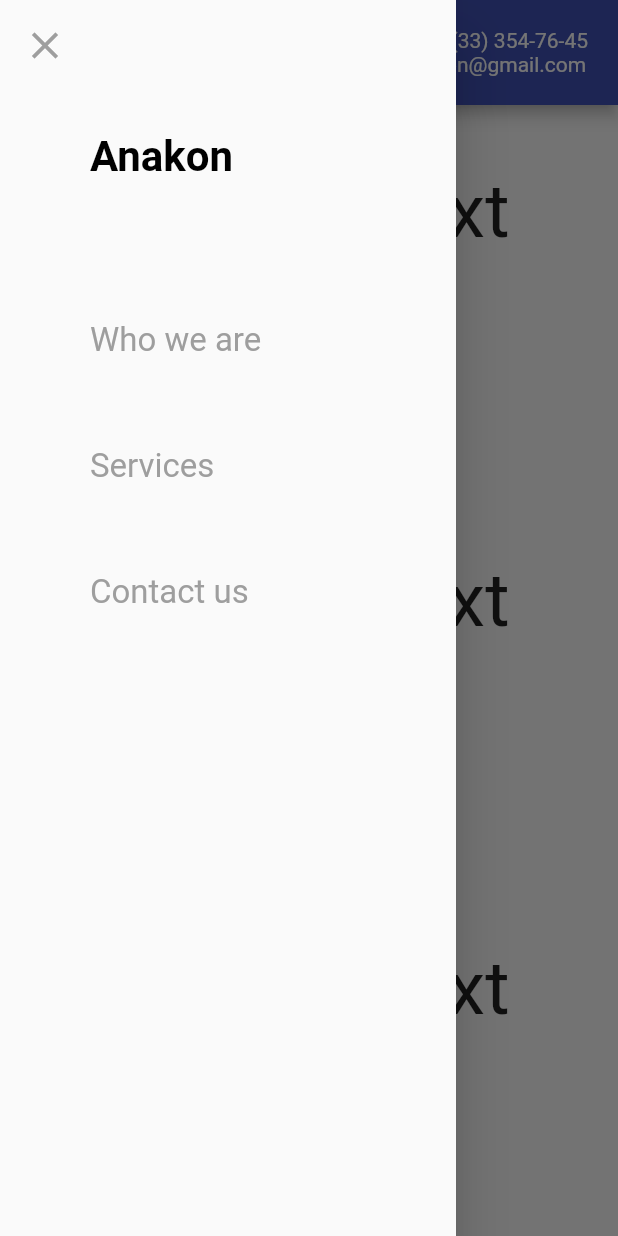
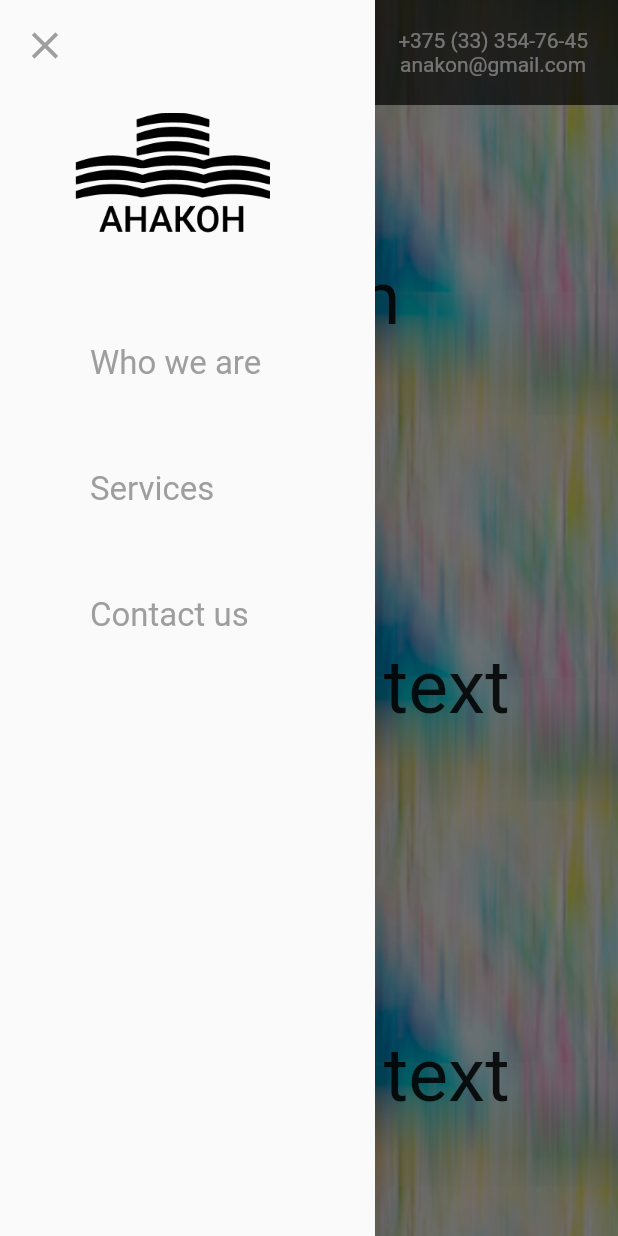
Before and after one commit to kelidon/anakonProject, a Flutter app: the screen it shows after launch, scrolled down 576 dp, after a tap on the "menu" icon, on a phone screen of 412 x 824 dp. Run offline on Flutter 3.47's test engine with Material 2 defaults, Android fonts, the phone set to English and light mode, and no system bars; our stand-ins replace flutter_bloc.

Commit message:
Add scrolling to side images

```diff
--- a/lib/main.dart
+++ b/lib/main.dart
@@ -30,14 +30,62 @@ class Application extends StatelessWidget {
   }
 }
 
-class ApplicationPage extends StatelessWidget {
+class ApplicationPage extends StatefulWidget {
+  @override
+  State<StatefulWidget> createState() => _ApplicationPageState();
+}
+
+class _ApplicationPageState extends State<ApplicationPage> {
+  ScrollController _mainController;
+  ScrollController _blurController;
+  ScrollController _towerController;
+
+  _mainScrollListener() {
+    _towerController.jumpTo(_mainController.offset*0.1);
+    _blurController.jumpTo(_mainController.offset*0.03);
+  }
+
+  @override
+  void initState() {
+    _mainController = ScrollController();
+    _mainController.addListener(_mainScrollListener);
+    _towerController = ScrollController();
+    _blurController = ScrollController();
+    super.initState();
+  }
+
   @override
   Widget build(BuildContext context) {
     return Scaffold(
+      body: NotificationListener(
+        onNotification: (v) {
+          if (v is ScrollUpdateNotification) {}
+          return true;
+        },
+        child: Stack(
+          children: [
+            SingleChildScrollView(
+              controller: _towerController,
+              child: Container(
+                child: Image.asset(
+                  "assets/images/tower.jpg",
+                ),
+              ),
+            ),
+            SingleChildScrollView(
+              controller: _blurController,
+              child: Container(
+                alignment: Alignment.topRight,
+                child: Image.asset("assets/images/blur.jpg"),
+              ),
+            ),
+            Scaffold(
+                backgroundColor: Colors.transparent,
                 drawer: DrawerWidget(),
                 appBar: AppBar(
+                  backgroundColor: Colors.black.withOpacity(0.7),
+                  elevation: 0.0,
                   toolbarHeight: 70,
-          backgroundColor: Colors.indigo.withOpacity(1),
                   leading: Builder(builder: (context) {
                     return IconButton(
                       icon: Icon(
@@ -66,9 +114,17 @@ class ApplicationPage extends StatelessWidget {
                           ],
                         ))
                   ],
-          title: Text("Anakon", style: TextStyle(fontSize: 24),),
+                  title: Text(
+                    "Anakon",
+                    style: TextStyle(fontSize: 24),
+                  ),
                   centerTitle: true,
                 ),
-        body: ContentWidget());
+                body: SingleChildScrollView(
+                    controller: _mainController, child: ContentWidget())),
+          ],
+        ),
+      ),
+    );
   }
 }
--- a/lib/widgets/app_bar/drawer_widget.dart
+++ b/lib/widgets/app_bar/drawer_widget.dart
@@ -8,7 +8,9 @@ import 'drawer_button_widget.dart';
 class DrawerWidget extends StatelessWidget{
   @override
   Widget build(BuildContext context) {
-    return Drawer(
+    return Container(
+      width: 250,
+      child: Drawer(
         child: SingleChildScrollView(
           child: Container(
             margin: EdgeInsets.only(left: 15, top: 15),
@@ -27,13 +29,14 @@ class DrawerWidget extends StatelessWidget{
                   child: Column(
                     crossAxisAlignment: CrossAxisAlignment.start,
                     children: [
-                    DrawerButtonWidget(
-                      buttonName: DrawerButtons.ANAKON,
-                      isTitle: true,
+                      InkWell(
                         onTap: (){},
+                        child: Container(
+                          child:  Image.asset("assets/images/logo.png", scale: 2,),
+                        ),
                       ),
                       SizedBox(
-                      height: 70,
+                        height: 55,
                       ),
                       DrawerButtonWidget(
                         buttonName: DrawerButtons.WHO_WE_ARE,
@@ -61,6 +64,7 @@ class DrawerWidget extends StatelessWidget{
             ),
           ),
         ),
+      ),
     );
   }
 
--- a/lib/widgets/content/content_widget.dart
+++ b/lib/widgets/content/content_widget.dart
@@ -3,8 +3,7 @@ import 'package:flutter/cupertino.dart';
 class ContentWidget extends StatelessWidget{
   @override
   Widget build(BuildContext context) {
-    return SingleChildScrollView(
-      child: Container(
+    return Container(
         child: Container(
             alignment: Alignment.center,
             child: Column(
@@ -36,13 +35,104 @@ class ContentWidget extends StatelessWidget{
                 SizedBox(
                   height: 200,
                 ),
+                Text("random text", style: TextStyle(fontSize: 50)),
+                SizedBox(
+                  height: 200,
+                ),
+                Text("random text", style: TextStyle(fontSize: 50)),
+                SizedBox(
+                  height: 200,
+                ),
+                Text("random text", style: TextStyle(fontSize: 50)),
+                SizedBox(
+                  height: 200,
+                ),
+                Text("random text", style: TextStyle(fontSize: 50)),
+                SizedBox(
+                  height: 200,
+                ),
+                Text("random text", style: TextStyle(fontSize: 50)),
+                SizedBox(
+                  height: 200,
+                ),
+                Text("random text", style: TextStyle(fontSize: 50)),
+                SizedBox(
+                  height: 200,
+                ),
+                Text("random text", style: TextStyle(fontSize: 50)),
+                SizedBox(
+                  height: 200,
+                ),
+                Text("random text", style: TextStyle(fontSize: 50)),
+                SizedBox(
+                  height: 200,
+                ),
+                Text("random text", style: TextStyle(fontSize: 50)),
+                SizedBox(
+                  height: 200,
+                ),
+                Text("random text", style: TextStyle(fontSize: 50)),
+                SizedBox(
+                  height: 200,
+                ),
+                Text("random text", style: TextStyle(fontSize: 50)),
+                SizedBox(
+                  height: 200,
+                ),
+                Text("random text", style: TextStyle(fontSize: 50)),
+                SizedBox(
+                  height: 200,
+                ),
+                Text("random text", style: TextStyle(fontSize: 50)),
+                SizedBox(
+                  height: 200,
+                ),
+                Text("random text", style: TextStyle(fontSize: 50)),
+                SizedBox(
+                  height: 200,
+                ),
+                Text("random text", style: TextStyle(fontSize: 50)),
+                SizedBox(
+                  height: 200,
+                ),
+                Text("random text", style: TextStyle(fontSize: 50)),
+                SizedBox(
+                  height: 200,
+                ),
+                Text("random text", style: TextStyle(fontSize: 50)),
+                SizedBox(
+                  height: 200,
+                ),
+                Text("random text", style: TextStyle(fontSize: 50)),
+                SizedBox(
+                  height: 200,
+                ),
+                Text("random text", style: TextStyle(fontSize: 50)),
+                SizedBox(
+                  height: 200,
+                ),
+                Text("random text", style: TextStyle(fontSize: 50)),
+                SizedBox(
+                  height: 200,
+                ),
+                Text("random text", style: TextStyle(fontSize: 50)),
+                SizedBox(
+                  height: 200,
+                ),
+                Text("random text", style: TextStyle(fontSize: 50)),
+                SizedBox(
+                  height: 200,
+                ),
+                Text("random text", style: TextStyle(fontSize: 50)),
+                SizedBox(
+                  height: 200,
+                ),
                 Text("end", style: TextStyle(fontSize: 50)),
                 SizedBox(
                   height: 200,
                 ),
               ],
-              ))),
-    );
+            )));
   }
 
 }
--- a/pubspec.yaml
+++ b/pubspec.yaml
@@ -22,6 +22,8 @@ dev_dependencies:
 flutter:
 
   uses-material-design: true
+  assets:
+    - assets/images/
 
   # To add assets to your application, add an assets section, like this:
   # assets:
```
Also changed, not shown: assets/images/blur.jpg (added), assets/images/logo.png (added), assets/images/tower.jpg (added). Lines whose indentation alone changed are shown as unchanged.
